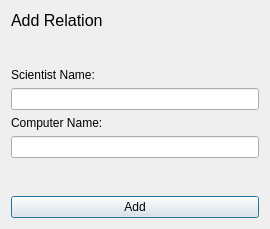
This is addrelationwindow.ui in athenabjorg/sacr as Qt 5 draws it before an edit. The edited form follows.
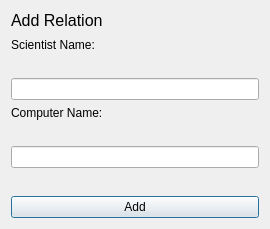
This is the edited form.

Commit message: relation error msg and check added

```diff
--- a/addrelationwindow.ui
+++ b/addrelationwindow.ui
@@ -46,6 +46,13 @@
      </property>
     </widget>
    </item>
+   <item>
+    <widget class="QLabel" name="errorLabelScientist">
+     <property name="text">
+      <string/>
+     </property>
+    </widget>
+   </item>
    <item>
     <widget class="QLineEdit" name="scientistNameInput"/>
    </item>
@@ -56,6 +63,13 @@
      </property>
     </widget>
    </item>
+   <item>
+    <widget class="QLabel" name="errorLabelComputer">
+     <property name="text">
+      <string/>
+     </property>
+    </widget>
+   </item>
    <item>
     <widget class="QLineEdit" name="computerNameInput_2"/>
    </item>
@@ -72,6 +86,13 @@
      </property>
     </spacer>
    </item>
+   <item>
+    <widget class="QLabel" name="errorLabelRelation">
+     <property name="text">
+      <string/>
+     </property>
+    </widget>
+   </item>
    <item>
     <widget class="QPushButton" name="addButton">
      <property name="text">
```
The commit also changes 2 other files.
